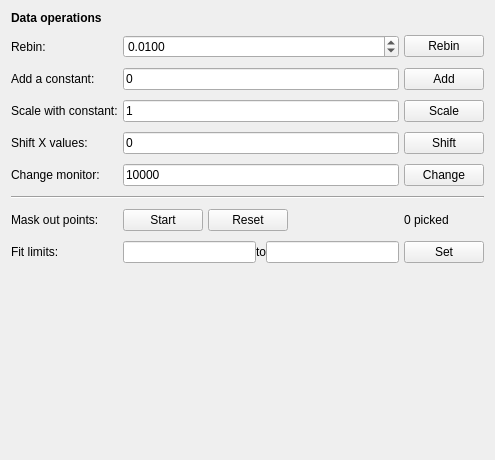
McStasMcXtrace/ufit, file ufit/gui/dataops.ui: the form before one commit.
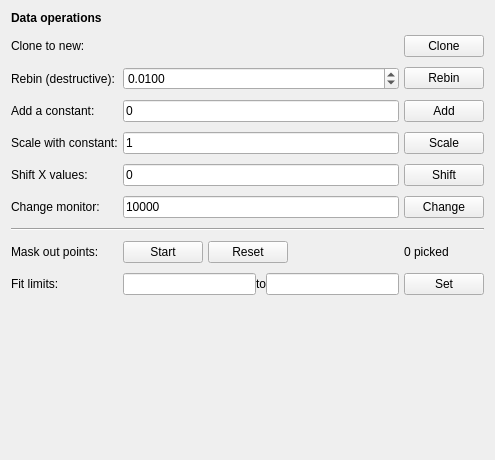
The form after the commit.

Commit message: gui: allow cloning a datatset

What changed in the file:
```diff
--- a/ufit/gui/dataops.ui
+++ b/ufit/gui/dataops.ui
@@ -22,62 +22,21 @@
      <property name="verticalSpacing">
       <number>10</number>
      </property>
-     <item row="2" column="3">
-      <widget class="QPushButton" name="addBtn">
-       <property name="text">
-        <string>Add</string>
-       </property>
-      </widget>
-     </item>
-     <item row="1" column="3">
-      <widget class="QPushButton" name="rebinBtn">
-       <property name="text">
-        <string>Rebin</string>
-       </property>
-      </widget>
-     </item>
-     <item row="4" column="1" colspan="2">
-      <widget class="QLineEdit" name="shift_constant">
-       <property name="text">
-        <string>0</string>
-       </property>
-      </widget>
-     </item>
-     <item row="3" column="0">
-      <widget class="QLabel" name="label_7">
-       <property name="sizePolicy">
-        <sizepolicy hsizetype="Fixed" vsizetype="Preferred">
-         <horstretch>0</horstretch>
-         <verstretch>0</verstretch>
-        </sizepolicy>
-       </property>
-       <property name="text">
-        <string>Scale with constant:</string>
-       </property>
-      </widget>
-     </item>
-     <item row="6" column="0" colspan="4">
-      <widget class="Line" name="line">
-       <property name="orientation">
-        <enum>Qt::Horizontal</enum>
-       </property>
-      </widget>
-     </item>
-     <item row="3" column="3">
+     <item row="4" column="3">
       <widget class="QPushButton" name="mulBtn">
        <property name="text">
         <string>Scale</string>
        </property>
       </widget>
      </item>
-     <item row="7" column="0">
-      <widget class="QLabel" name="label_8">
+     <item row="6" column="1" colspan="2">
+      <widget class="QLineEdit" name="monscale">
        <property name="text">
-        <string>Mask out points:</string>
+        <string>10000</string>
        </property>
       </widget>
      </item>
-     <item row="5" column="0">
+     <item row="6" column="0">
       <widget class="QLabel" name="label_6">
        <property name="sizePolicy">
         <sizepolicy hsizetype="Fixed" vsizetype="Preferred">
@@ -91,34 +50,63 @@
       </widget>
      </item>
      <item row="5" column="1" colspan="2">
-      <widget class="QLineEdit" name="monscale">
+      <widget class="QLineEdit" name="shift_constant">
        <property name="text">
-        <string>10000</string>
+        <string>0</string>
        </property>
       </widget>
      </item>
-     <item row="4" column="3">
+     <item row="10" column="1" colspan="2">
+      <layout class="QHBoxLayout" name="horizontalLayout">
+       <item>
+        <widget class="QLineEdit" name="limitmin"/>
+       </item>
+       <item>
+        <widget class="QLabel" name="label_5">
+         <property name="text">
+          <string>to</string>
+         </property>
+        </widget>
+       </item>
+       <item>
+        <widget class="QLineEdit" name="limitmax"/>
+       </item>
+      </layout>
+     </item>
+     <item row="2" column="0">
+      <widget class="QLabel" name="label_2">
+       <property name="sizePolicy">
+        <sizepolicy hsizetype="Fixed" vsizetype="Preferred">
+         <horstretch>0</horstretch>
+         <verstretch>0</verstretch>
+        </sizepolicy>
+       </property>
+       <property name="text">
+        <string>Rebin (destructive):</string>
+       </property>
+      </widget>
+     </item>
+     <item row="0" column="0" colspan="3">
+      <widget class="QLabel" name="label_10">
+       <property name="font">
+        <font>
+         <weight>75</weight>
+         <bold>true</bold>
+        </font>
+       </property>
+       <property name="text">
+        <string>Data operations</string>
+       </property>
+      </widget>
+     </item>
+     <item row="5" column="3">
       <widget class="QPushButton" name="shiftBtn">
        <property name="text">
         <string>Shift</string>
        </property>
       </widget>
      </item>
-     <item row="5" column="3">
-      <widget class="QPushButton" name="monscaleBtn">
-       <property name="text">
-        <string>Change</string>
-       </property>
-      </widget>
-     </item>
-     <item row="9" column="0">
-      <widget class="QLabel" name="label_4">
-       <property name="text">
-        <string>Fit limits:</string>
-       </property>
-      </widget>
-     </item>
-     <item row="1" column="1" colspan="2">
+     <item row="2" column="1" colspan="2">
       <widget class="QDoubleSpinBox" name="precision">
        <property name="decimals">
         <number>4</number>
@@ -134,27 +122,27 @@
        </property>
       </widget>
      </item>
-     <item row="3" column="1" colspan="2">
-      <widget class="QLineEdit" name="mul_constant">
+     <item row="4" column="0">
+      <widget class="QLabel" name="label_7">
+       <property name="sizePolicy">
+        <sizepolicy hsizetype="Fixed" vsizetype="Preferred">
+         <horstretch>0</horstretch>
+         <verstretch>0</verstretch>
+        </sizepolicy>
+       </property>
        <property name="text">
-        <string>1</string>
+        <string>Scale with constant:</string>
        </property>
       </widget>
      </item>
-     <item row="0" column="0" colspan="3">
-      <widget class="QLabel" name="label_10">
-       <property name="font">
-        <font>
-         <weight>75</weight>
-         <bold>true</bold>
-        </font>
-       </property>
+     <item row="8" column="0">
+      <widget class="QLabel" name="label_8">
        <property name="text">
-        <string>Data operations</string>
+        <string>Mask out points:</string>
        </property>
       </widget>
      </item>
-     <item row="2" column="0">
+     <item row="3" column="0">
       <widget class="QLabel" name="label">
        <property name="sizePolicy">
         <sizepolicy hsizetype="Fixed" vsizetype="Preferred">
@@ -167,58 +155,83 @@
        </property>
       </widget>
      </item>
-     <item row="4" column="0">
-      <widget class="QLabel" name="label_3">
-       <property name="sizePolicy">
-        <sizepolicy hsizetype="Fixed" vsizetype="Preferred">
-         <horstretch>0</horstretch>
-         <verstretch>0</verstretch>
-        </sizepolicy>
-       </property>
+     <item row="6" column="3">
+      <widget class="QPushButton" name="monscaleBtn">
        <property name="text">
-        <string>Shift X values:</string>
+        <string>Change</string>
        </property>
       </widget>
      </item>
-     <item row="2" column="1" colspan="2">
-      <widget class="QLineEdit" name="add_constant">
+     <item row="3" column="3">
+      <widget class="QPushButton" name="addBtn">
        <property name="text">
-        <string>0</string>
+        <string>Add</string>
        </property>
       </widget>
      </item>
-     <item row="7" column="3">
+     <item row="8" column="3">
       <widget class="QLabel" name="pickedlabel">
        <property name="text">
         <string>0 picked</string>
        </property>
       </widget>
      </item>
-     <item row="9" column="3">
+     <item row="7" column="0" colspan="4">
+      <widget class="Line" name="line">
+       <property name="orientation">
+        <enum>Qt::Horizontal</enum>
+       </property>
+      </widget>
+     </item>
+     <item row="3" column="1" colspan="2">
+      <widget class="QLineEdit" name="add_constant">
+       <property name="text">
+        <string>0</string>
+       </property>
+      </widget>
+     </item>
+     <item row="2" column="3">
+      <widget class="QPushButton" name="rebinBtn">
+       <property name="text">
+        <string>Rebin</string>
+       </property>
+      </widget>
+     </item>
+     <item row="10" column="0">
+      <widget class="QLabel" name="label_4">
+       <property name="text">
+        <string>Fit limits:</string>
+       </property>
+      </widget>
+     </item>
+     <item row="10" column="3">
       <widget class="QPushButton" name="limitsBtn">
        <property name="text">
         <string>Set</string>
        </property>
       </widget>
      </item>
-     <item row="9" column="1" colspan="2">
-      <layout class="QHBoxLayout" name="horizontalLayout">
-       <item>
-        <widget class="QLineEdit" name="limitmin"/>
-       </item>
-       <item>
-        <widget class="QLabel" name="label_5">
-         <property name="text">
-          <string>to</string>
-         </property>
-        </widget>
-       </item>
-       <item>
-        <widget class="QLineEdit" name="limitmax"/>
-       </item>
-      </layout>
+     <item row="4" column="1" colspan="2">
+      <widget class="QLineEdit" name="mul_constant">
+       <property name="text">
+        <string>1</string>
+       </property>
+      </widget>
      </item>
-     <item row="7" column="1">
+     <item row="5" column="0">
+      <widget class="QLabel" name="label_3">
+       <property name="sizePolicy">
+        <sizepolicy hsizetype="Fixed" vsizetype="Preferred">
+         <horstretch>0</horstretch>
+         <verstretch>0</verstretch>
+        </sizepolicy>
+       </property>
+       <property name="text">
+        <string>Shift X values:</string>
+       </property>
+      </widget>
+     </item>
+     <item row="8" column="1">
       <widget class="QPushButton" name="badPointsBtn">
        <property name="sizePolicy">
         <sizepolicy hsizetype="Fixed" vsizetype="Fixed">
@@ -231,20 +244,7 @@
        </property>
       </widget>
      </item>
-     <item row="1" column="0">
-      <widget class="QLabel" name="label_2">
-       <property name="sizePolicy">
-        <sizepolicy hsizetype="Fixed" vsizetype="Preferred">
-         <horstretch>0</horstretch>
-         <verstretch>0</verstretch>
-        </sizepolicy>
-       </property>
-       <property name="text">
-        <string>Rebin:</string>
-       </property>
-      </widget>
-     </item>
-     <item row="7" column="2">
+     <item row="8" column="2">
       <layout class="QHBoxLayout" name="horizontalLayout_2">
        <item>
         <widget class="QPushButton" name="badResetBtn">
@@ -274,6 +274,20 @@
        </item>
       </layout>
      </item>
+     <item row="1" column="0">
+      <widget class="QLabel" name="label_9">
+       <property name="text">
+        <string>Clone to new:</string>
+       </property>
+      </widget>
+     </item>
+     <item row="1" column="3">
+      <widget class="QPushButton" name="cloneBtn">
+       <property name="text">
+        <string>Clone</string>
+       </property>
+      </widget>
+     </item>
     </layout>
    </item>
    <item>
```
The commit also changes 3 other files.
